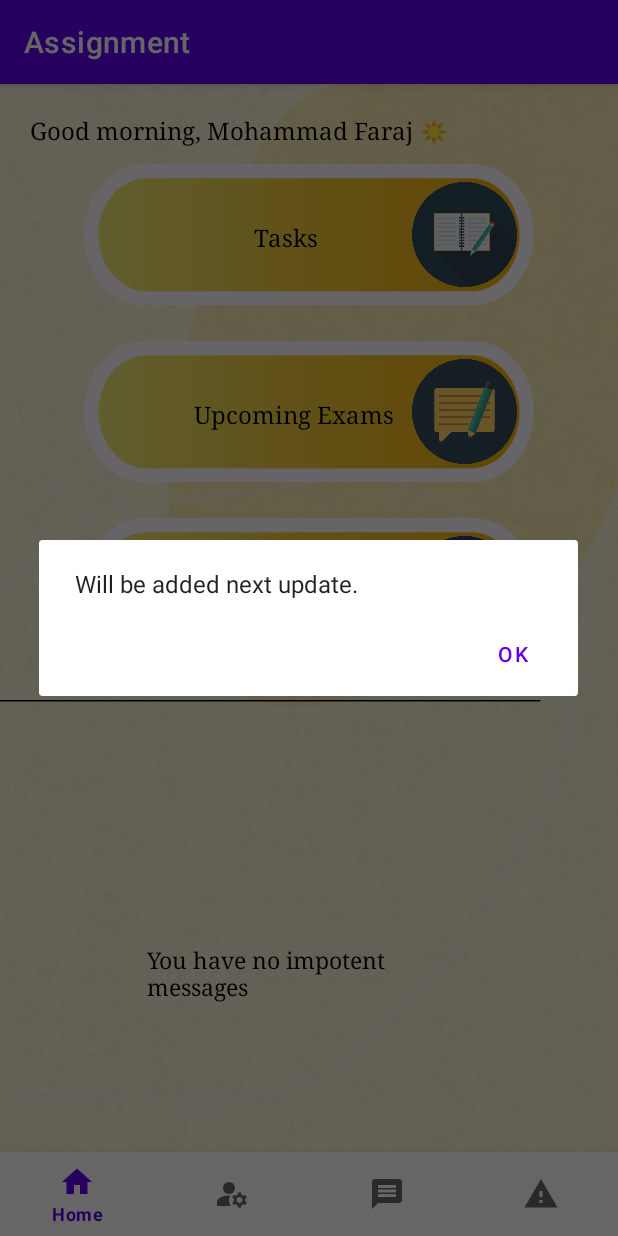
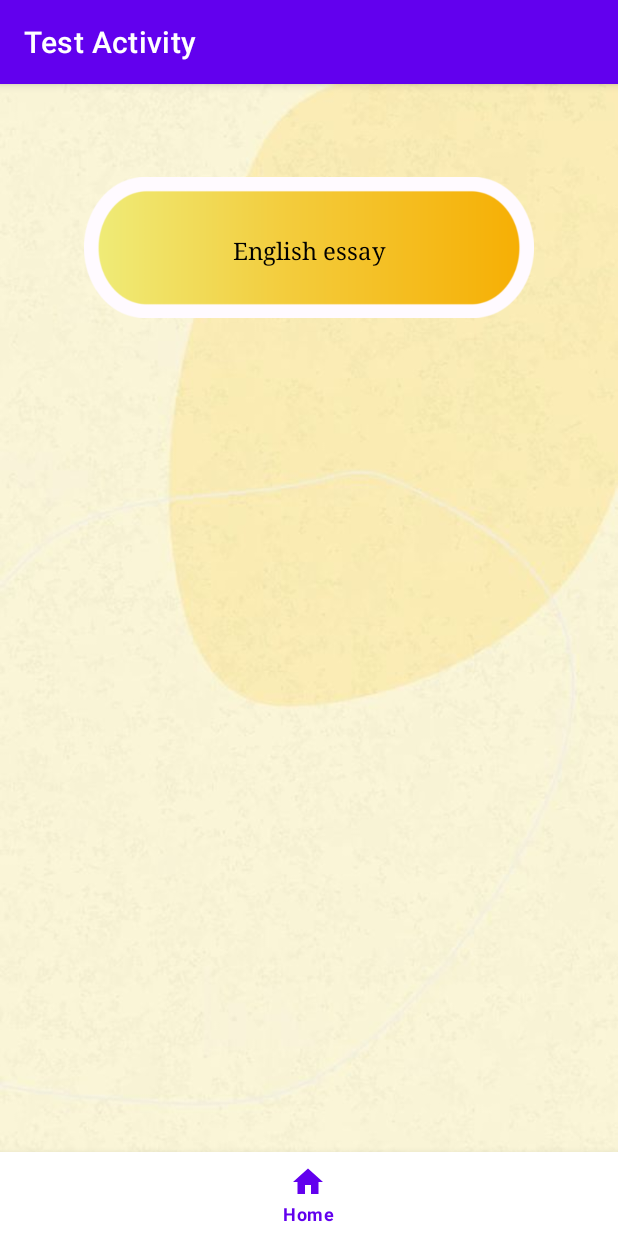
Before and after one commit to MohammadF2/assignmentFix, an Android app: the screen it shows after launch (MainActivity before the commit, TestActivity after it), after a tap on "FirstImageDiscription", on a phone screen of 412 x 824 dp. Run offline under Robolectric (Android 15) with nearby library versions, the phone set to English and light mode, and no system bars.

Commit message:
V2 Added back end

```diff
--- a/app/build.gradle
+++ b/app/build.gradle
@@ -31,7 +31,8 @@ android {
 dependencies {
 
     implementation 'androidx.appcompat:appcompat:1.6.1'
-    implementation 'com.google.android.material:material:1.8.0'
+    implementation 'com.google.android.material:material:1.9.0'
+
     implementation 'androidx.constraintlayout:constraintlayout:2.1.4'
     testImplementation 'junit:junit:4.13.2'
     androidTestImplementation 'androidx.test.ext:junit:1.1.5'
--- a/app/src/main/java/xyz/mohammadf/assignmentfix/MainActivity.java
+++ b/app/src/main/java/xyz/mohammadf/assignmentfix/MainActivity.java
@@ -3,8 +3,8 @@ package xyz.mohammadf.assignmentfix;
 import androidx.appcompat.app.AlertDialog;
 import androidx.appcompat.app.AppCompatActivity;
 
-import android.content.Context;
 import android.content.DialogInterface;
+import android.content.Intent;
 import android.os.Bundle;
 import android.view.MenuItem;
 import android.view.View;
@@ -12,71 +12,56 @@ import android.widget.TextView;
 
 import java.util.Calendar;
 
+import xyz.mohammadf.assignmentfix.activitys.AccountActivity;
+import xyz.mohammadf.assignmentfix.activitys.TestActivity;
+import xyz.mohammadf.assignmentfix.activitys.UpcomingActivity;
 import xyz.mohammadf.assignmentfix.model.User;
 
 public class MainActivity extends AppCompatActivity {
 
     private TextView greetingText;
 
-
+    private User user;
     @Override
     protected void onCreate(Bundle savedInstanceState) {
 
-        greetingText = findViewById(R.id.greetingText);
 
-        User user = new User();
+
+        if(savedInstanceState != null) {
+             user = new User(savedInstanceState.getString("fname"), savedInstanceState.getString("lname"),
+                    savedInstanceState.getString("email"), savedInstanceState.getString("password"));
+        } else {
+             user = new User("Mohammad", "Faraj", "mohammad@mohammad.com", "123456");
+        }
+
+        System.out.println("test");
+        super.onCreate(savedInstanceState);
+        setContentView(R.layout.activity_main);
+
+        final TextView greetingText = findViewById(R.id.greetingText);
+
+
 
         Calendar cal = Calendar.getInstance();
         int hour = cal.get(Calendar.HOUR_OF_DAY);
         if(hour < 6 || hour > 18){
             String text = "Good Evening, " + user.getfName() + " " + user.getlName() + "\uD83C\uDF19";
-            //greetingText.setText(text);
+            greetingText.setText(text);
         } else {
             String text = "Good Morning, " + user.getfName() + " " + user.getlName() + "☀️";
-            //greetingText.setText(text);
+            greetingText.setText(text);
         }
-        System.out.println("test");
-        super.onCreate(savedInstanceState);
-        setContentView(R.layout.activity_main);
+
     }
 
     public void taskClick(View view) {
-
-        AlertDialog.Builder builder1 = new AlertDialog.Builder(this);
-        builder1.setMessage("Will be added next update.");
-        builder1.setCancelable(true);
-
-        builder1.setPositiveButton(
-                "OK",
-                new DialogInterface.OnClickListener() {
-                    public void onClick(DialogInterface dialog, int id) {
-                        dialog.cancel();
-                    }
-                });
-
-        AlertDialog alert11 = builder1.create();
-        alert11.show();
-
-
+        Intent intent = new Intent(MainActivity.this, TestActivity.class);
+        startActivity(intent);
     }
 
     public void examClick(View view) {
-
-        AlertDialog.Builder builder1 = new AlertDialog.Builder(this);
-        builder1.setMessage("Will be added next update.");
-        builder1.setCancelable(true);
-
-        builder1.setPositiveButton(
-                "OK",
-                new DialogInterface.OnClickListener() {
-                    public void onClick(DialogInterface dialog, int id) {
-                        dialog.cancel();
-                    }
-                });
-
-        AlertDialog alert11 = builder1.create();
-        alert11.show();
-
+        Intent intent = new Intent(MainActivity.this, UpcomingActivity.class);
+        startActivity(intent);
     }
 
     public void gradesClick(View view) {
@@ -99,5 +84,9 @@ public class MainActivity extends AppCompatActivity {
     }
 
     public void taskClick(MenuItem item) {
+
     }
+
+
+
 }
--- /dev/null
+++ b/app/src/main/java/xyz/mohammadf/assignmentfix/activitys/TestActivity.java
@@ -0,0 +1,37 @@
+package xyz.mohammadf.assignmentfix.activitys;
+
+import android.content.Intent;
+import android.os.Bundle;
+import android.view.MenuItem;
+import android.view.View;
+
+import androidx.appcompat.app.AppCompatActivity;
+
+import xyz.mohammadf.assignmentfix.MainActivity;
+import xyz.mohammadf.assignmentfix.R;
+
+public class TestActivity extends AppCompatActivity {
+
+
+    @Override
+    protected void onCreate(Bundle savedInstanceState) {
+        super.onCreate(savedInstanceState);
+        setContentView(R.layout.activity_tasks);
+    }
+
+    public void examClick(View view) {
+
+        Intent intent = new Intent(TestActivity.this, EngTaskActivity.class);
+        startActivity(intent);
+
+    }
+
+    public void taskClick(MenuItem item) {
+
+        Intent intent = new Intent(TestActivity.this, MainActivity.class);
+        startActivity(intent);
+
+    }
+
+
+}
--- a/app/src/main/res/layout/activity_main.xml
+++ b/app/src/main/res/layout/activity_main.xml
@@ -33,7 +33,7 @@
                 android:paddingTop="20dp"
                 android:text="@string/Test_Greeting"
                 android:textColor="@color/black"
-                tools:ignore="RtlSymmetry" />
+                 />
 
 
         </LinearLayout>
@@ -62,16 +62,16 @@
                 android:src="@drawable/first" />
 
             <TextView
-                android:layout_width="213dp"
+                android:layout_width="match_parent"
                 android:layout_height="match_parent"
                 android:fontFamily="serif"
                 android:onClick="taskClick"
-                android:paddingStart="13dp"
+                android:textAlignment="center"
                 android:paddingTop="50dp"
                 android:text="@string/click_on_the_icon"
                 android:textColor="@color/black"
                 android:textSize="16dp"
-                android:translationX="100dp" />
+                 />
         </FrameLayout>
 
         <FrameLayout
@@ -97,17 +97,17 @@
                 android:src="@drawable/chat" />
 
             <TextView
-                android:layout_width="match_parent"
+                android:layout_width="wrap_content"
                 android:layout_height="match_parent"
                 android:layout_gravity="center"
                 android:fontFamily="serif"
                 android:onClick="examClick"
-                android:paddingStart="13dp"
+                android:textAlignment="center"
                 android:paddingTop="50dp"
                 android:text="@string/click_on_the_icon2"
                 android:textColor="@color/black"
                 android:textSize="16dp"
-                android:translationX="60dp" />
+                 />
 
         </FrameLayout>
 
@@ -138,12 +138,12 @@
                 android:layout_height="match_parent"
                 android:fontFamily="serif"
                 android:onClick="gradesClick"
-                android:paddingStart="13dp"
+                android:textAlignment="center"
                 android:paddingTop="50dp"
                 android:text="@string/click_on_the_icon3"
                 android:textColor="@color/black"
                 android:textSize="16dp"
-                android:translationX="100dp" />
+                 />
         </FrameLayout>
 
         <TextView
@@ -186,7 +186,6 @@
         android:id="@+id/menuBar"
         android:layout_alignParentBottom="true"
         app:menu="@menu/nav_menu"
-
         />
 
 </RelativeLayout>
--- /dev/null
+++ b/app/src/main/res/layout/activity_tasks.xml
@@ -0,0 +1,62 @@
+<?xml version="1.0" encoding="utf-8"?>
+<RelativeLayout xmlns:android="http://schemas.android.com/apk/res/android"
+    android:layout_width="match_parent"
+    xmlns:app="http://schemas.android.com/apk/res-auto"
+    android:orientation="vertical"
+    android:layout_gravity="center"
+    android:gravity="center"
+    android:background="@drawable/newback_1"
+    android:layout_centerHorizontal="true"
+    android:layout_centerVertical="true"
+    android:layout_height="match_parent">
+
+
+    <LinearLayout
+        android:layout_width="match_parent"
+        android:layout_height="wrap_content"
+        android:layout_gravity="center"
+        android:orientation="vertical">
+
+        <FrameLayout
+            style="@style/Main"
+            android:layout_width="300dp"
+            android:layout_height="118dp"
+            android:layout_marginTop="50dp">
+
+            <ImageView
+                style="@style/Main"
+                android:layout_width="300dp"
+                android:layout_height="118dp"
+                android:contentDescription="@string/firstimagediscription"
+                android:onClick="engClick"
+                android:src="@drawable/test" />
+
+
+            <TextView
+                android:layout_width="match_parent"
+                android:layout_height="match_parent"
+                android:layout_gravity="center"
+                android:fontFamily="serif"
+                android:onClick="examClick"
+                android:textAlignment="center"
+                android:paddingTop="50dp"
+                android:text="@string/english_essay"
+                android:textColor="@color/black"
+                android:textSize="16dp"
+                 />
+
+        </FrameLayout>
+
+
+    </LinearLayout>
+
+    <com.google.android.material.bottomnavigation.BottomNavigationView
+        android:layout_width="match_parent"
+        android:layout_height="wrap_content"
+        android:id="@+id/menuBar"
+        android:layout_alignParentBottom="true"
+        app:menu="@menu/nav_menu"
+
+        />
+
+</RelativeLayout>
--- a/app/src/main/res/menu/nav_menu.xml
+++ b/app/src/main/res/menu/nav_menu.xml
@@ -9,22 +9,5 @@
         />
 
 
-    <item
-        android:onClick="taskClick"
-        android:icon="@drawable/baseline_manage_accounts_24"
-        android:title="Account"
-        />
-
-    <item
-        android:onClick="taskClick"
-        android:icon="@drawable/baseline_message_24"
-        android:title="Message"
-        />
-
-    <item
-        android:onClick="taskClick"
-        android:icon="@drawable/baseline_report_problem_24"
-        android:title="Report"
-        />
 
 </menu>
--- a/app/src/main/res/values/colors.xml
+++ b/app/src/main/res/values/colors.xml
@@ -6,5 +6,6 @@
     <color name="teal_200">#FF03DAC5</color>
     <color name="teal_700">#FF018786</color>
     <color name="black">#FF000000</color>
+    <color name="gray">#2B2A2A</color>
     <color name="white">#FFFFFFFF</color>
 </resources>
--- a/build.gradle
+++ b/build.gradle
@@ -1,5 +1,5 @@
 // Top-level build file where you can add configuration options common to all sub-projects/modules.
 plugins {
-    id 'com.android.application' version '8.0.0' apply false
-    id 'com.android.library' version '8.0.0' apply false
+    id 'com.android.application' version '8.0.1' apply false
+    id 'com.android.library' version '8.0.1' apply false
 }
```
Also changed, not shown: app/src/main/AndroidManifest.xml (+15 -0 lines), app/src/main/java/xyz/mohammadf/assignmentfix/activitys/AccountActivity.java (added, +68 -0 lines), app/src/main/java/xyz/mohammadf/assignmentfix/activitys/EngTaskActivity.java (added, +89 -0 lines), app/src/main/java/xyz/mohammadf/assignmentfix/activitys/UpcomingActivity.java (added, +30 -0 lines), app/src/main/java/xyz/mohammadf/assignmentfix/model/Task.java (added, +51 -0 lines), app/src/main/res/layout/activity_account.xml (added, +91 -0 lines), app/src/main/res/layout/activity_eng.xml (added, +88 -0 lines), app/src/main/res/layout/activity_upcomming.xml (added, +44 -0 lines), app/src/main/res/layout/menu.xml (deleted, +0 -9 lines), app/src/main/res/values/strings.xml (+9 -0 lines).
